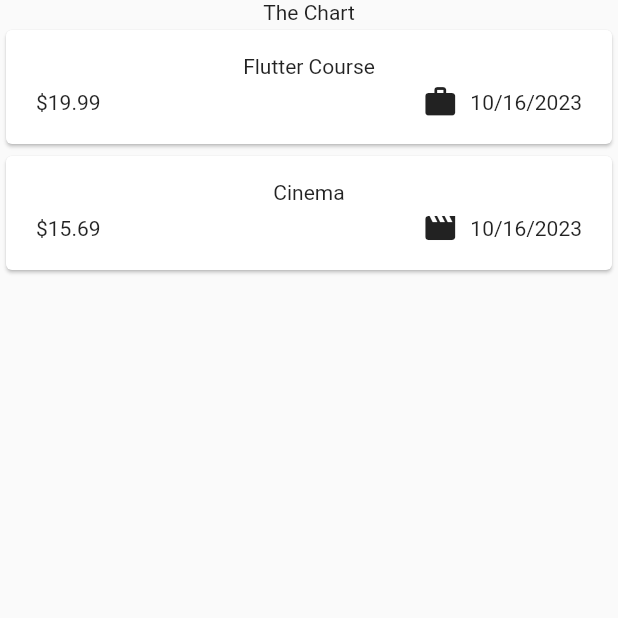
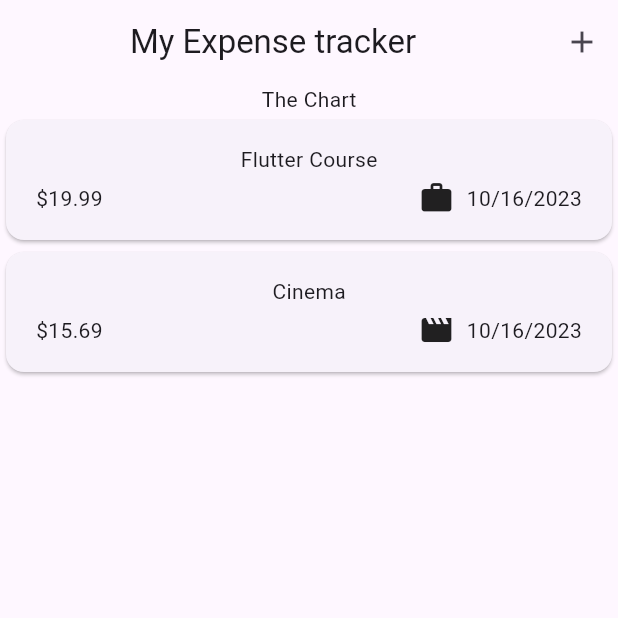
Before and after one commit to atomicstructure/expense_tracker, a Flutter app: the screen it shows after launch, on a phone screen of 412 x 824 dp, the top half of it. Run offline on Flutter 3.47's test engine with Material 2 defaults, Android fonts, the phone set to English and light mode, and no system bars.

Commit message:
Added more

```diff
--- a/expense_tracker/lib/main.dart
+++ b/expense_tracker/lib/main.dart
@@ -2,7 +2,8 @@ import 'package:flutter/material.dart';
 import 'package:expense_tracker/widgets/expense.dart';
 
 void main() {
-  runApp(const MaterialApp(
-    home: Expenses(),
+  runApp(MaterialApp(
+    theme: ThemeData(useMaterial3: true),
+    home: const Expenses(),
   ));
 }
--- a/expense_tracker/lib/widgets/expense.dart
+++ b/expense_tracker/lib/widgets/expense.dart
@@ -29,6 +29,17 @@ class _ExpensesState extends State<Expenses> {
   @override
   Widget build(BuildContext context) {
     return Scaffold(
+      appBar: AppBar(
+        title: const Center(
+          child: Text('My Expense tracker'),
+        ),
+        actions: [
+          IconButton(
+            onPressed: () {},
+            icon: const Icon(Icons.add),
+          ),
+        ],
+      ),
       body: Column(
         children: [
           const Text('The Chart'),
```
